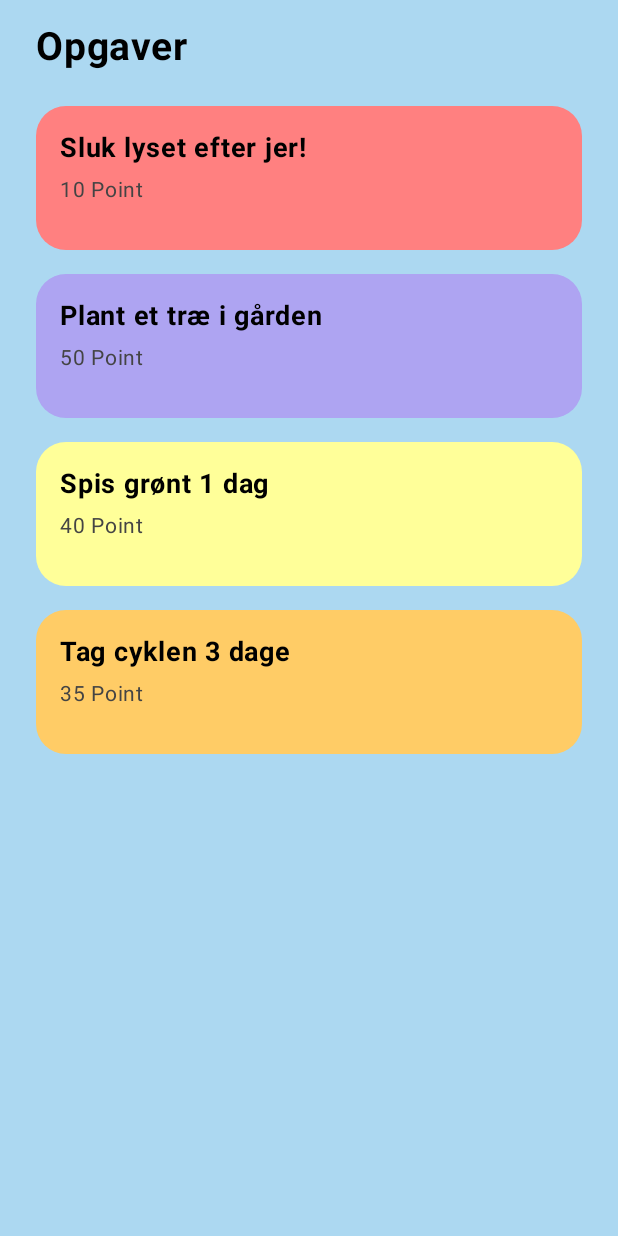
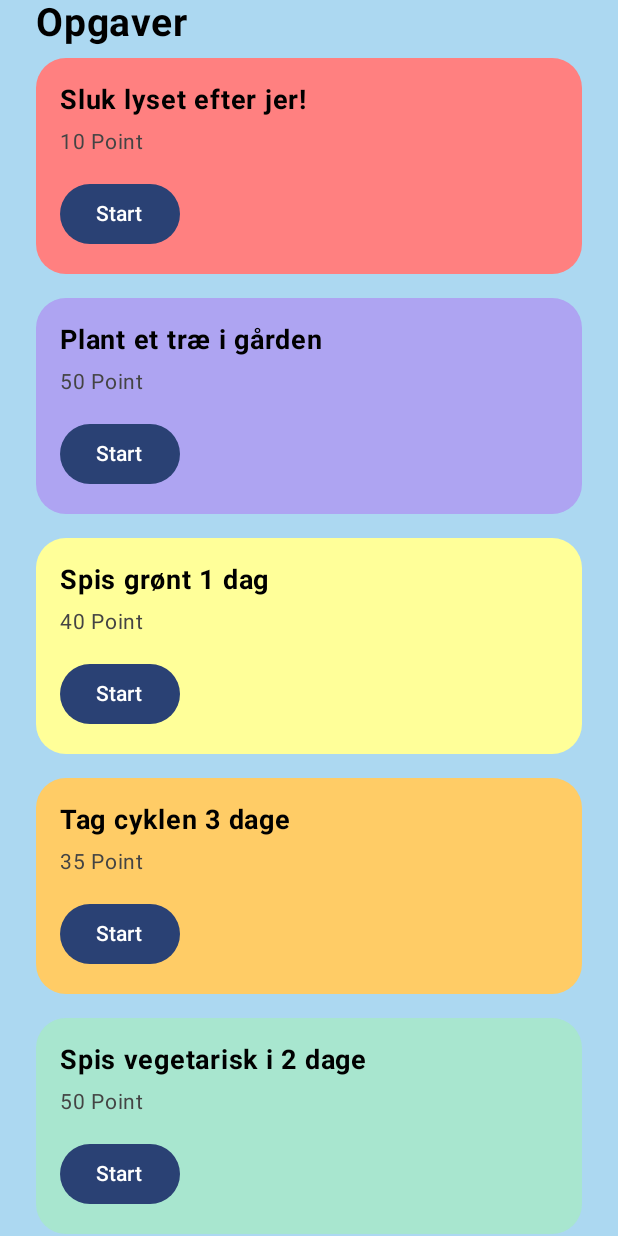
Before and after one commit to njgroenbech/Klimaapplikation, an Android app built with Jetpack Compose: the screen it shows after launch (MainActivity), on a phone screen of 412 x 824 dp. Run offline under Robolectric (Android 15) with nearby library versions, the phone set to English and light mode, and no system bars.

Commit message:
Taskscreen commit 2

```diff
--- a/app/src/main/java/com/example/klimaaktion/model/Task.kt
+++ b/app/src/main/java/com/example/klimaaktion/model/Task.kt
@@ -2,8 +2,10 @@ package com.example.klimaaktion.model
 
 import androidx.compose.ui.graphics.Color
 
+// Nedenstående kode er lavet af Elias
+
 data class Task(
-    val id: Int,
+    val id: Int, // ID bliver brugt til Viewmodel funktionen remove
     val title: String,
     val points: Int,
     val backgroundColor: Color,
--- a/app/src/main/java/com/example/klimaaktion/view/taskScreen/TaskScreen.kt
+++ b/app/src/main/java/com/example/klimaaktion/view/taskScreen/TaskScreen.kt
@@ -3,9 +3,7 @@ package com.example.klimaaktion.view.taskScreen
 import androidx.compose.foundation.background
 import androidx.compose.foundation.layout.Box
 import androidx.compose.foundation.layout.Column
-import androidx.compose.foundation.layout.Row
 import androidx.compose.foundation.layout.fillMaxSize
-import androidx.compose.foundation.layout.fillMaxWidth
 import androidx.compose.foundation.layout.padding
 import androidx.compose.foundation.layout.statusBarsPadding
 import androidx.compose.material3.Text
@@ -15,19 +13,10 @@ import androidx.compose.ui.graphics.Color
 import androidx.compose.ui.text.font.FontWeight
 import androidx.compose.ui.unit.dp
 import androidx.compose.ui.unit.sp
-import androidx.compose.foundation.layout.*
 import androidx.compose.foundation.lazy.LazyColumn
 import androidx.compose.foundation.lazy.items
-import androidx.compose.material3.*
-import androidx.compose.material.icons.Icons
-import androidx.compose.ui.draw.clip
-import androidx.compose.ui.graphics.Shape
-import androidx.compose.foundation.shape.RoundedCornerShape
-import androidx.compose.runtime.mutableStateOf
-import androidx.compose.runtime.remember
-import androidx.lifecycle.ViewModel
 import androidx.lifecycle.viewmodel.compose.viewModel
-import com.example.klimaaktion.model.Task
+import com.example.klimaaktion.view.taskScreen.components.TaskCard
 import com.example.klimaaktion.viewmodel.MainViewModel
 
 
@@ -51,81 +40,16 @@ fun TaskScreen(viewModel: MainViewModel = viewModel()) {
                 text = "Opgaver",
                 fontSize = 26.sp,
                 fontWeight = FontWeight.Bold,
-                modifier = Modifier.padding(vertical = 16.dp)
             )
 
             LazyColumn {
-                items(viewModel.taskList, key = { it.id }) { task ->
-                    TaskCard(task = task, onDone = { viewModel.removeTask(task) })
+                items(viewModel.taskList, key = { it.id }) { taskId ->
+                    TaskCard(
+                        task = taskId,
+                        onTaskDone = { viewModel.removeTask(taskId) }
+                    )
                 }
             }
         }
     }
 }
-
-@Composable
-fun TaskCard(
-    task: Task,
-    onDone: () -> Unit
-) {
-    var isExpanded by remember { mutableStateOf(false) }
-
-    Box(
-        modifier = Modifier
-            .fillMaxWidth()
-            .padding(vertical = 8.dp)
-            .background(task.backgroundColor, shape = RoundedCornerShape(20.dp))
-            .padding(16.dp)
-    ) {
-        Column {
-            Text(
-                text = task.title,
-                fontSize = 18.sp,
-                fontWeight = FontWeight.Bold,
-                color = Color.Black
-            )
-
-            Spacer(modifier = Modifier.height(4.dp))
-
-            Text(
-                text = "${task.points} Point",
-                fontSize = 14.sp,
-                color = Color.DarkGray
-            )
-
-            Spacer(modifier = Modifier.height(12.dp))
-
-            if (!isExpanded) {
-                Row(
-                    horizontalArrangement = Arrangement.SpaceBetween,
-                    modifier = Modifier.fillMaxWidth()
-                ) {
-                    Button(onClick = { isExpanded = true }) {
-                        Text("Start")
-                    }
-                    Row {
-                        IconButton(onClick = {}) {
-                           // Icon(Icons.Default.Help, contentDescription = "Hjælp")
-                        }
-                        IconButton(onClick = {}) {
-                            // Icon(Icons.Default.MenuBook, contentDescription = "Læs mere")
-                        }
-                    }
-                }
-            } else {
-                Text(
-                    text = task.fact,
-                    fontSize = 14.sp,
-                    modifier = Modifier.padding(vertical = 8.dp)
-                )
-
-                Button(
-                    onClick = onDone,
-                    colors = ButtonDefaults.buttonColors(containerColor = Color(0xFF005F3D))
-                ) {
-                    Text("Jeg har gjort det! - ${task.points} point", color = Color.White)
-                }
-            }
-        }
-    }
-}
--- /dev/null
+++ b/app/src/main/java/com/example/klimaaktion/view/taskScreen/components/TaskCard.kt
@@ -0,0 +1,130 @@
+package com.example.klimaaktion.view.taskScreen.components
+
+import androidx.compose.foundation.background
+import androidx.compose.foundation.layout.Arrangement
+import androidx.compose.foundation.layout.Box
+import androidx.compose.foundation.layout.Column
+import androidx.compose.foundation.layout.Row
+import androidx.compose.foundation.layout.Spacer
+import androidx.compose.foundation.layout.fillMaxWidth
+import androidx.compose.foundation.layout.height
+import androidx.compose.foundation.layout.padding
+import androidx.compose.foundation.shape.RoundedCornerShape
+import androidx.compose.material3.Button
+import androidx.compose.material3.ButtonDefaults
+import androidx.compose.material3.Text
+import androidx.compose.runtime.Composable
+import androidx.compose.runtime.getValue
+import androidx.compose.runtime.mutableStateOf
+import androidx.compose.runtime.remember
+import androidx.compose.runtime.setValue
+import androidx.compose.ui.Modifier
+import androidx.compose.ui.graphics.Color
+import androidx.compose.ui.text.font.FontWeight
+import androidx.compose.ui.unit.dp
+import androidx.compose.ui.unit.sp
+import com.example.klimaaktion.model.Task
+
+// Nedenstående kode er lavet af Elias
+
+@Composable
+fun TaskCard(
+    task: Task,
+    onTaskDone: () -> Unit
+) {
+    var isExpanded by remember { mutableStateOf(false) }
+
+    Box(
+        modifier = Modifier
+            .fillMaxWidth()
+            .padding(vertical = 8.dp)
+            .background(task.backgroundColor, RoundedCornerShape(20.dp))
+            .padding(16.dp)
+    ) {
+        Column {
+
+            Row(
+                modifier = Modifier.fillMaxWidth(),
+                horizontalArrangement = Arrangement.SpaceBetween
+            ) {
+                Text(
+                    text = task.title,
+                    fontSize = 18.sp,
+                    fontWeight = FontWeight.Bold,
+                    color = Color.Black
+                )
+
+
+                /* Jeg vender tilbage til dette
+
+                IconButton(
+                     onClick = {},
+                 ) {
+                     Image(
+                         painter = painterResource(id = R.drawable.book),
+                         contentDescription = "",
+                         modifier = Modifier.size(25.dp)
+                     )
+                 }
+
+                 IconButton(onClick = {}) {
+                     Image(
+                         painter = painterResource(id = R.drawable.questionmark),
+                         contentDescription = "",
+                         modifier = Modifier.size(20.dp)
+                     )
+                 }
+                 */
+            }
+
+            Spacer(modifier = Modifier.height(4.dp))
+
+            Text(
+                text = "${task.points} Point",
+                fontSize = 14.sp,
+                color = Color.DarkGray
+            )
+
+            Spacer(modifier = Modifier.height(12.dp))
+
+            if (isExpanded == false) {
+
+                Row(
+                    horizontalArrangement = Arrangement.SpaceBetween,
+                    modifier = Modifier.fillMaxWidth()
+                ) {
+                    Button(onClick = { isExpanded = true }) {
+                        Text("Start")
+                    }
+                }
+
+            } else {
+
+                Text(
+                    text = task.fact,
+                    fontSize = 14.sp
+                )
+
+                Row(
+                    modifier = Modifier.fillMaxWidth(),
+                    horizontalArrangement = Arrangement.SpaceBetween
+                ){
+
+                    Button(
+                        onClick = onTaskDone,
+                        colors = ButtonDefaults.buttonColors(Color(0xFF005F3D))
+                    ) {
+                        Text("Vi har gjort det! (${task.points} point)", color = Color.White)
+                    }
+
+                    Button(
+                        onClick = { isExpanded = false },
+                        colors = ButtonDefaults.buttonColors(Color(0xFF005F3D))
+                    ) {
+                        Text("Annullér", color = Color.White)
+                    }
+                }
+            }
+        }
+    }
+}
--- a/app/src/main/java/com/example/klimaaktion/viewmodel/SomeViewModel.kt
+++ b/app/src/main/java/com/example/klimaaktion/viewmodel/SomeViewModel.kt
@@ -8,12 +8,19 @@ import androidx.compose.ui.graphics.Color
 class MainViewModel : ViewModel() {
 
     // Elias: Til TaskScreen
+    // Farverne og opgaverne er genereret af AI
 
     private val listOfTasks = mutableStateListOf(
         Task(1, "Sluk lyset efter jer!", 10, Color(0xFFFF8080), "Vidste du, at man kan spare op til 30 kg CO2 om året ved at slukke lyset?"),
         Task(2, "Plant et træ i gården", 50, Color(0xFFAEA4F2), "Et træ absorberer ca. 20 kg CO2 om året."),
         Task(3, "Spis grønt 1 dag", 40, Color(0xFFFFFF99), "En kødfri dag kan spare 2 kg CO2."),
-        Task(4, "Tag cyklen 3 dage", 35, Color(0xFFFFCC66), "loremloremloremloremipsiem")
+        Task(4, "Tag cyklen 3 dage", 35, Color(0xFFFFCC66), "loremloremloremloremipsiem"),
+        Task(5, "Spis vegetarisk i 2 dage", 50, Color(0xFFA8E6CF), "To kødfri dage kan spare miljøet for omkring 5 kg CO2 per person."),
+        Task(6, "Undgå madspild i en uge", 45, Color(0xFFB2EBF2), "En dansk husstand kan spare over 1.000 kr. om året ved at undgå madspild."),
+        Task(7, "Brug stofpose til indkøb", 25, Color(0xFFD1C4E9), "En stofpose kan erstatte over 500 plastikposer i dens levetid."),
+        Task(8, "Sov med slukket elektronik", 30, Color(0xFFFFAB91), "Elektronik i standby bruger op til 10% af hjemmets strømforbrug."),
+        Task(9, "Drik vand fra hanen", 20, Color(0xFF80DEEA), "Vand på flaske har over 900 gange højere CO2-aftryk end postevand."),
+        Task(10, "Køb brugt i stedet for at købe nyt", 40, Color(0xFFDCEDC8), "Deling og køb af brugte ting reducerer affald og produktionens CO2-aftryk markant.")
     )
     val taskList: List<Task> = listOfTasks
 
```
Also changed, not shown: app/src/main/res/drawable/book.png (added), app/src/main/res/drawable/questionmark.png (added).
